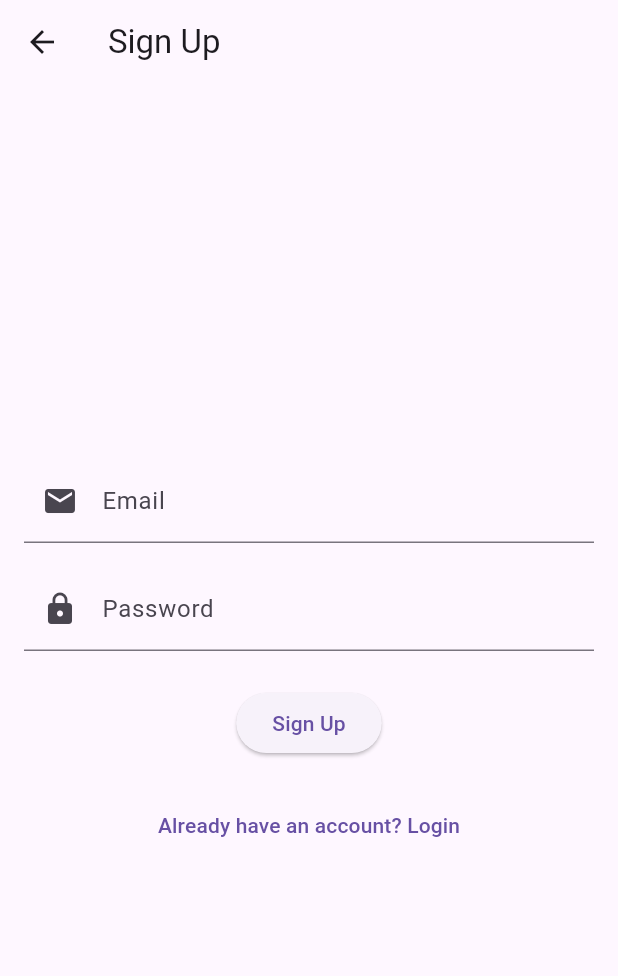
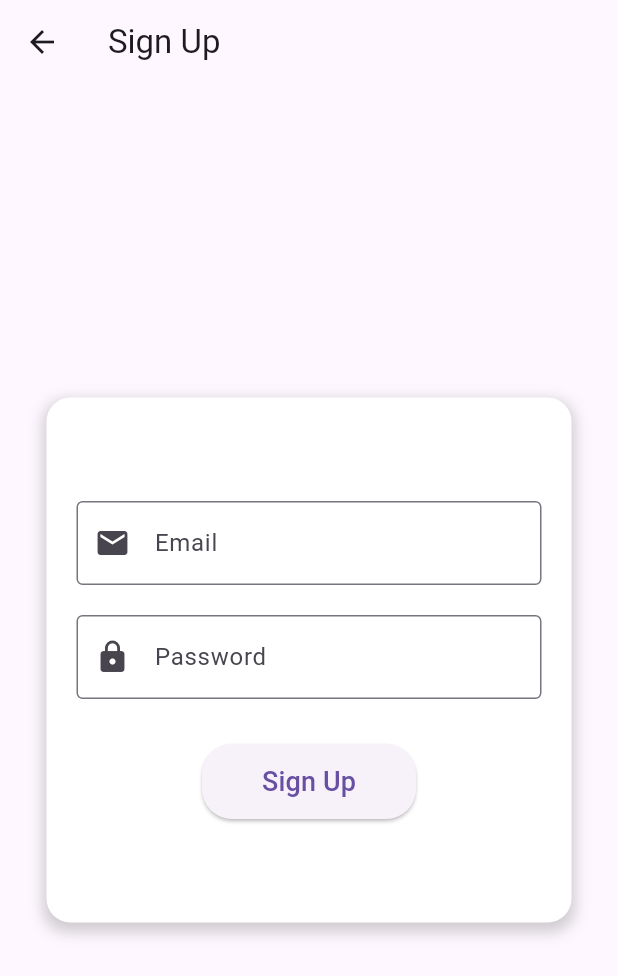
Before and after one commit to Asiya-M/Meals2gether, a Flutter app: the screen it shows after launch, after a tap on "Sign Up", on a phone screen of 412 x 824 dp. Shown: the top 976 px of the screen. Run offline on Flutter 3.47's test engine with Material 3 defaults, Android fonts, the phone set to English and light mode, and no system bars.

Commit message:
foodcommunity and foodcombo

```diff
--- a/lib/main.dart
+++ b/lib/main.dart
@@ -2,7 +2,9 @@ import 'package:flutter/material.dart';
 import 'package:tink_her/screens/HomeScreen.dart';
 import 'package:tink_her/screens/LoginScreen.dart';
 import 'package:tink_her/screens/SignupScreen.dart';
-import 'package:tink_her/screens/ProfileScreen.dart';  // Import the ProfileScreen
+import 'package:tink_her/screens/ProfileScreen.dart';
+import 'package:tink_her/screens/FoodCommunityScreen.dart';
+import 'package:tink_her/screens/FoodComboScreen.dart';
 
 void main() {
   runApp(MyApp());
@@ -20,7 +22,9 @@ class MyApp extends StatelessWidget {
         '/': (context) => HomeScreen(),
         '/login': (context) => LoginScreen(),
         '/signup': (context) => SignupScreen(),
-        '/profile': (context) => ProfileScreen(),  // Route to ProfileScreen
+        '/profile': (context) => ProfileScreen(),
+        '/foodCommunity': (context) => FoodCommunityScreen(),
+        '/foodCombo': (context) => FoodComboScreen(),
       },
     );
   }
--- a/lib/screens/HomeScreen.dart
+++ b/lib/screens/HomeScreen.dart
@@ -4,8 +4,19 @@ class HomeScreen extends StatelessWidget {
   @override
   Widget build(BuildContext context) {
     return Scaffold(
-      backgroundColor: Colors.white,
-      body: SafeArea(
+      body: Stack(
+        children: [
+          // Background Image
+          Container(
+            decoration: BoxDecoration(
+              image: DecorationImage(
+                image: AssetImage('assets/background.jpg'), // Path to your background image
+                fit: BoxFit.cover,
+              ),
+            ),
+          ),
+          // Overlay Content
+          SafeArea(
             child: Center(
               child: Column(
                 mainAxisAlignment: MainAxisAlignment.center,
@@ -16,7 +27,7 @@ class HomeScreen extends StatelessWidget {
                     style: TextStyle(
                       fontSize: 32,
                       fontWeight: FontWeight.bold,
-                  color: Colors.teal,
+                      color: Colors.tealAccent[700],
                     ),
                   ),
                   SizedBox(height: 40),
@@ -31,10 +42,11 @@ class HomeScreen extends StatelessWidget {
                       shape: RoundedRectangleBorder(
                         borderRadius: BorderRadius.circular(20),
                       ),
+                      backgroundColor: Colors.teal,
                     ),
                     child: Text(
                       'Login',
-                  style: TextStyle(fontSize: 18),
+                      style: TextStyle(fontSize: 18, color: Colors.white),
                     ),
                   ),
                   SizedBox(height: 20),
@@ -49,19 +61,23 @@ class HomeScreen extends StatelessWidget {
                       shape: RoundedRectangleBorder(
                         borderRadius: BorderRadius.circular(20),
                       ),
+                      backgroundColor: Colors.teal,
                     ),
                     child: Text(
                       'Sign Up',
-                  style: TextStyle(fontSize: 18),
+                      style: TextStyle(fontSize: 18, color: Colors.white),
                     ),
                   ),
                 ],
               ),
             ),
           ),
+        ],
+      ),
     );
   }
 }
+
 
 // void main() {
 //   runApp(MyApp());
--- a/lib/screens/SignupScreen.dart
+++ b/lib/screens/SignupScreen.dart
@@ -18,21 +18,52 @@ class _SignupScreenState extends State<SignupScreen> {
     }
   }
 
+  // Password validation logic
+  String? _validatePassword(String? value) {
+    if (value == null || value.isEmpty) {
+      return 'Please enter a password';
+    }
+    if (!RegExp(r'^(?=.*[A-Z])(?=.*\d)').hasMatch(value)) {
+      return 'Password must contain at least one capital letter and one number';
+    }
+    return null;
+  }
+
   @override
   Widget build(BuildContext context) {
     return Scaffold(
       appBar: AppBar(title: Text('Sign Up')),
-      body: Padding(
-        padding: const EdgeInsets.all(16.0),
+      body: Center(
+        child: Container(
+          width: 350, // Increased width
+          height: 350, // Increased height
+          padding: const EdgeInsets.all(20.0),
+          decoration: BoxDecoration(
+            color: Colors.white,
+            borderRadius: BorderRadius.circular(16), // Rounded corners
+            boxShadow: [
+              BoxShadow(
+                color: Colors.grey.withOpacity(0.5),
+                spreadRadius: 2,
+                blurRadius: 8,
+                offset: Offset(0, 4), // Shadow position
+              ),
+            ],
+          ),
           child: Form(
             key: _formKey,
             child: Column(
+              mainAxisSize: MainAxisSize.min,
               mainAxisAlignment: MainAxisAlignment.center,
               children: [
                 // Email Field
                 TextFormField(
                   controller: _emailController,
-                decoration: InputDecoration(labelText: 'Email', prefixIcon: Icon(Icons.email)),
+                  decoration: InputDecoration(
+                    labelText: 'Email',
+                    prefixIcon: Icon(Icons.email),
+                    border: OutlineInputBorder(),
+                  ),
                   validator: (value) {
                     if (value == null || value.isEmpty) {
                       return 'Please enter an email';
@@ -40,34 +71,32 @@ class _SignupScreenState extends State<SignupScreen> {
                     return null;
                   },
                 ),
-              SizedBox(height: 16),
+                SizedBox(height: 20),
                 // Password Field
                 TextFormField(
                   controller: _passwordController,
                   obscureText: true,
-                decoration: InputDecoration(labelText: 'Password', prefixIcon: Icon(Icons.lock)),
-                validator: (value) {
-                  if (value == null || value.isEmpty) {
-                    return 'Please enter a password';
-                  }
-                  return null;
-                },
+                  decoration: InputDecoration(
+                    labelText: 'Password',
+                    prefixIcon: Icon(Icons.lock),
+                    border: OutlineInputBorder(),
                   ),
-              SizedBox(height: 24),
+                  validator: _validatePassword,
+                ),
+                SizedBox(height: 30),
                 // SignUp Button
                 ElevatedButton(
                   onPressed: _signUp,
-                child: Text('Sign Up'),
+                  style: ElevatedButton.styleFrom(
+                    padding: EdgeInsets.symmetric(horizontal: 40, vertical: 12),
+                    shape: RoundedRectangleBorder(
+                      borderRadius: BorderRadius.circular(20),
                     ),
-              SizedBox(height: 20),
-              // Login Button
-              TextButton(
-                onPressed: () {
-                  Navigator.pushReplacementNamed(context, '/login');
-                },
-                child: Text('Already have an account? Login'),
+                  ),
+                  child: Text('Sign Up', style: TextStyle(fontSize: 18)),
                 ),
               ],
+            ),
           ),
         ),
       ),
```
Also changed, not shown: lib/screens/FoodComboScreen.dart (added, +214 -0 lines), lib/screens/FoodCommunityScreen.dart (added, +219 -0 lines), lib/screens/ProfileScreen.dart (+6 -31 lines). Lines whose indentation alone changed are shown as unchanged.
